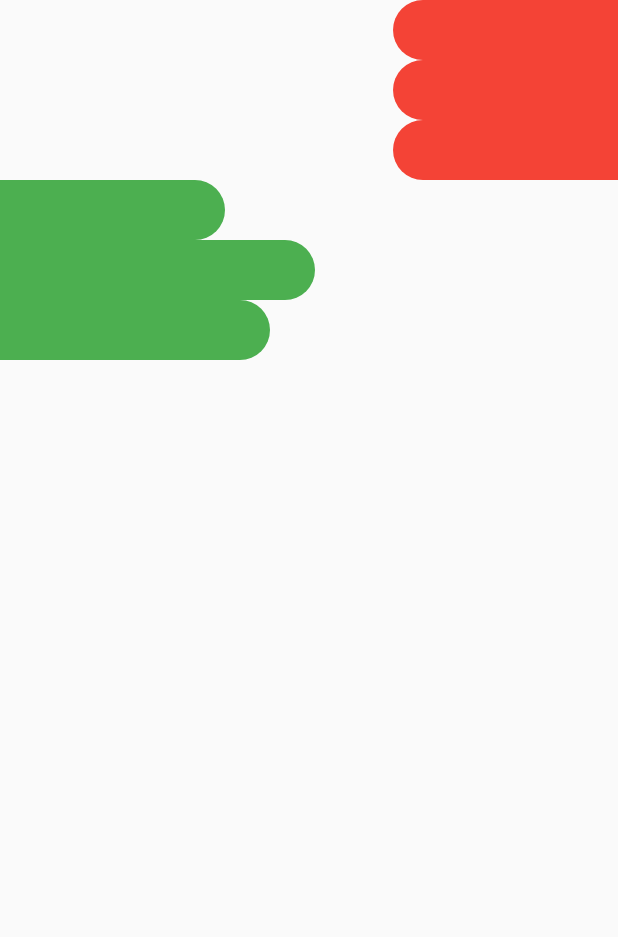
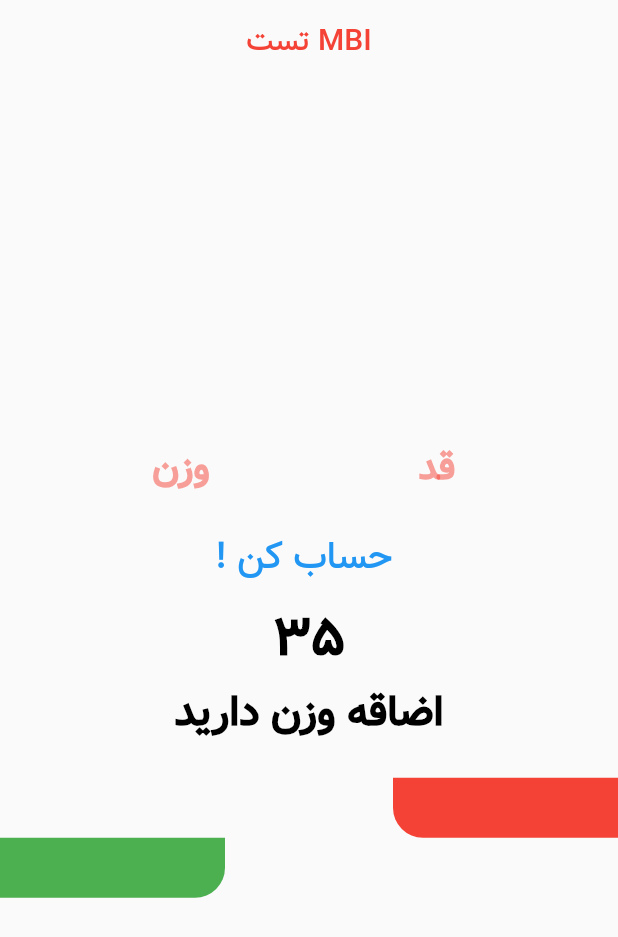
Before and after one commit to alirezabashi98/Example-Flutter, a Flutter app: the screen it shows after launch, on a phone screen of 412 x 824 dp. Shown: the top 937 px of the screen. Run offline on Flutter 3.47's test engine with Material 2 defaults, Android fonts, the phone set to English and light mode, and no system bars; our stand-ins replace hexcolor.

Commit message:
create ui

```diff
--- a/lib/main.dart
+++ b/lib/main.dart
@@ -1,4 +1,6 @@
+import 'package:flutter/cupertino.dart';
 import 'package:flutter/material.dart';
+import 'package:flutter/painting.dart';
 import 'package:flutter_application_2/widgets/background_shape_left.dart';
 import 'package:flutter_application_2/widgets/background_shape_right.dart';
 
@@ -25,18 +27,86 @@ class HomeScreen extends StatelessWidget {
   @override
   Widget build(BuildContext context) {
     return Scaffold(
+      resizeToAvoidBottomInset: false,
+      appBar: AppBar(
+        title: Text(
+          'تست MBI',
+          style: TextStyle(color: Colors.red),
+        ),
+        centerTitle: true,
+        backgroundColor: Colors.transparent,
+        elevation: 0,
+      ),
       body: SafeArea(
-        child: Column(
-          children: [
-            RightShape(width: 150),
-            RightShape(width: 210),
-            RightShape(width: 180),
-            LeftShape(width: 150),
-            LeftShape(width: 210),
-            LeftShape(width: 180),
-          ],
-        )
-      ),
+          child: Column(
+        mainAxisAlignment: MainAxisAlignment.center,
+        crossAxisAlignment: CrossAxisAlignment.center,
+        children: [
+          Row(
+            mainAxisAlignment: MainAxisAlignment.spaceEvenly,
+            children: [
+              Container(
+                width: 100,
+                child: TextField(
+                  textAlign: TextAlign.center,
+                  keyboardType: TextInputType.number,
+                  style: TextStyle(
+                      fontSize: 25,
+                      fontWeight: FontWeight.bold,
+                      color: Colors.black,
+
+                  ),
+                  decoration: InputDecoration(
+                    border: InputBorder.none,
+                    hintText: 'وزن',
+                    hintStyle: TextStyle(
+                      color: Colors.red.withOpacity(0.5),
+                    ),
+                  ),
+                ),
+              ),
+              Container(
+                width: 100,
+                child: TextField(
+                  textAlign: TextAlign.center,
+                  keyboardType: TextInputType.number,
+                  style: TextStyle(
+                      fontSize: 25,
+                      fontWeight: FontWeight.bold,
+                      color: Colors.black),
+                  decoration: InputDecoration(
+                    border: InputBorder.none,
+                    hintText: 'قد',
+                    hintStyle: TextStyle(
+                      color: Colors.red.withOpacity(0.5),
+                    ),
+                  ),
+                ),
+              ),
+            ],
+          ),
+          TextButton(
+            onPressed: () {},
+            child: Text(
+              '! حساب کن ',
+              style: TextStyle(fontSize: 25,),
+            ),
+          ),
+          Text(
+            '35',
+            style: TextStyle(
+                fontSize: 35, fontWeight: FontWeight.bold, color: Colors.black),
+          ),
+          Text(
+            'اضاقه وزن دارید',
+            style: TextStyle(
+                fontSize: 28, fontWeight: FontWeight.bold, color: Colors.black),
+          ),
+          SizedBox(height: 20,),
+          RightShape(width: 150),
+          LeftShape(width: 150),
+        ],
+      )),
     );
   }
 }
--- a/lib/widgets/background_shape_left.dart
+++ b/lib/widgets/background_shape_left.dart
@@ -15,7 +15,6 @@ class LeftShape extends StatelessWidget{
           height: 40,
           decoration: BoxDecoration(
             borderRadius: BorderRadius.only(
-              topRight: Radius.circular(20),
               bottomRight: Radius.circular(20),
             ),
             color: Colors.green
--- a/lib/widgets/background_shape_right.dart
+++ b/lib/widgets/background_shape_right.dart
@@ -15,7 +15,6 @@ class RightShape extends StatelessWidget {
           height: 40,
           decoration: BoxDecoration(
               borderRadius: BorderRadius.only(
-                topLeft: Radius.circular(20),
                 bottomLeft: Radius.circular(20),
               ),
               color: Colors.red),
--- a/pubspec.yaml
+++ b/pubspec.yaml
@@ -18,7 +18,7 @@ publish_to: 'none' # Remove this line if you wish to publish to pub.dev
 version: 1.0.0+1
 
 environment:
-  sdk: ">=2.16.1 <3.0.0"
+  sdk: ">=2.15.1 <3.0.0"
 
 # Dependencies specify other packages that your package needs in order to work.
 # To automatically upgrade your package dependencies to the latest versions
```
Also changed, not shown: pubspec.lock.
